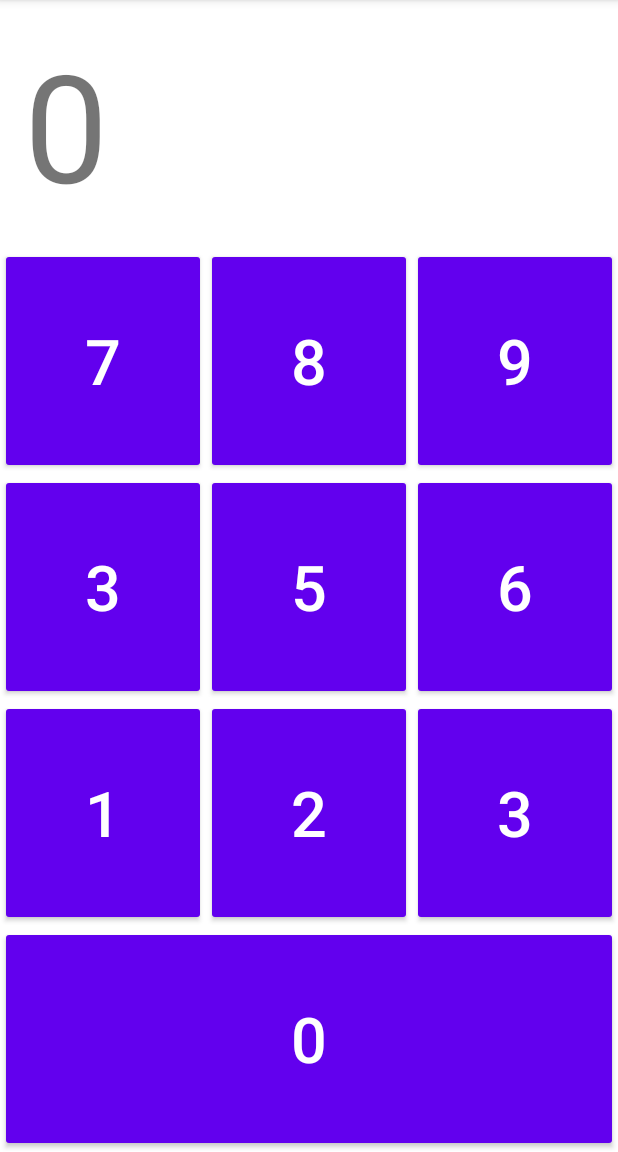
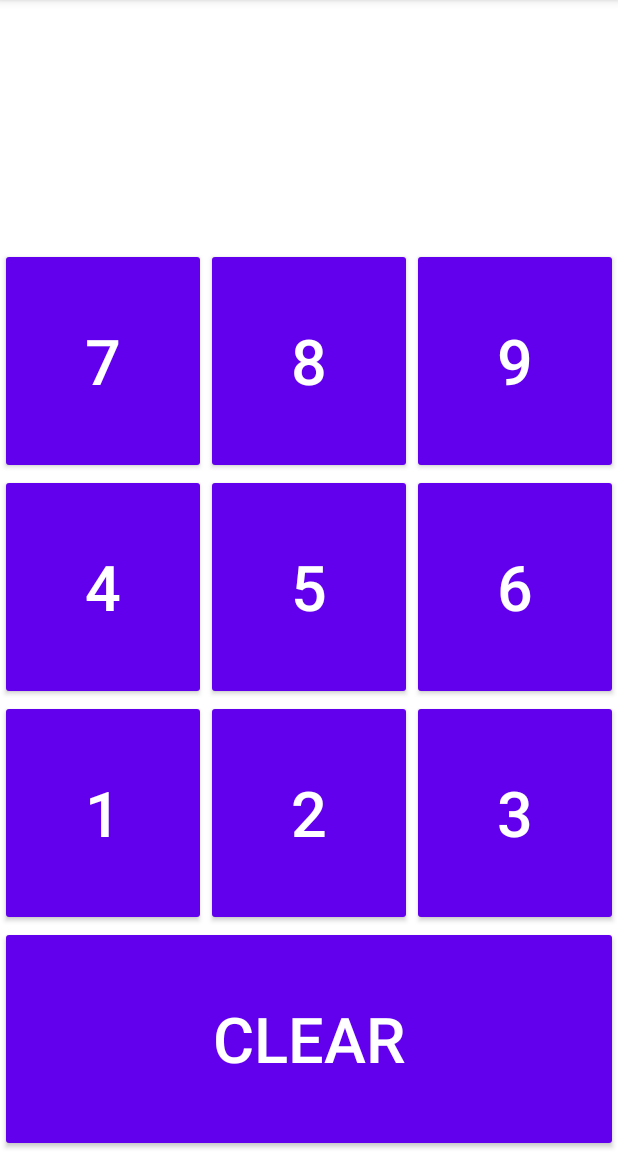
Before and after one commit to aidenlignieres/CP3406-Quicksumapp, an Android app: the screen it shows after launch (MainActivity), on a phone screen of 412 x 824 dp, the part 84-1236 px from its top. Run offline under Robolectric (Android 15) with nearby library versions, the phone set to English and light mode, and no system bars.

Commit message:
Task 3 refined and completed Completed

```diff
--- a/app/src/main/java/com/example/quicksumapp/MainActivity.java
+++ b/app/src/main/java/com/example/quicksumapp/MainActivity.java
@@ -3,10 +3,13 @@ package com.example.quicksumapp;
 import androidx.appcompat.app.AppCompatActivity;
 
 import android.os.Bundle;
+import android.view.View;
 import android.widget.Button;
 import android.widget.TextView;
 
 public class MainActivity extends AppCompatActivity {
+
+    private int sum;
 
     @Override
     protected void onCreate(Bundle savedInstanceState) {
@@ -14,10 +17,15 @@ public class MainActivity extends AppCompatActivity {
         setContentView(R.layout.activity_main);
     }
 
-    public <View> void buttonClicked(View view) {
+    public void buttonClicked(View view) {
         Button button = (Button) view;
-
-        int sum = Integer.parseInt(button.getText().toString());
+        if (button.getText().toString().equals("Clear")) {
+            sum = 0;
+        }
+        else {
+            int number = Integer.parseInt(button.getText().toString());
+            sum += number;
+        }
 
         TextView textView = findViewById(R.id.sum);
         String result = "" + sum;
--- a/app/src/main/res/layout/activity_main.xml
+++ b/app/src/main/res/layout/activity_main.xml
@@ -1,7 +1,6 @@
 <?xml version="1.0" encoding="utf-8"?>
 <androidx.appcompat.widget.LinearLayoutCompat
     xmlns:android="http://schemas.android.com/apk/res/android"
-    xmlns:app="http://schemas.android.com/apk/res-auto"
     xmlns:tools="http://schemas.android.com/tools"
     android:layout_width="match_parent"
     android:layout_height="match_parent"
@@ -13,7 +12,7 @@
         android:layout_width="wrap_content"
         android:layout_height="wrap_content"
         android:layout_margin="16dp"
-        android:text="0"
+        android:text=""
         android:textSize="100sp"/>
 
     <TableLayout
@@ -30,27 +29,30 @@
                 android:layout_height="match_parent"
                 android:layout_width="0dp"
                 android:layout_weight="1"
-                android:text="7"
+                android:text="@string/seven"
                 android:textSize="42sp"
-                android:onClick="buttonClicked"/>
+                android:onClick="buttonClicked"
+                tools:ignore="VisualLintButtonSize" />
 
             <Button
                 style="@style/Widget.AppCompat.Button"
                 android:layout_height="match_parent"
                 android:layout_width="0dp"
                 android:layout_weight="1"
-                android:text="8"
+                android:text="@string/eight"
                 android:textSize="42sp"
-                android:onClick="buttonClicked"/>
+                android:onClick="buttonClicked"
+                tools:ignore="VisualLintButtonSize" />
 
             <Button
                 style="@style/Widget.AppCompat.Button"
                 android:layout_height="match_parent"
                 android:layout_width="0dp"
                 android:layout_weight="1"
-                android:text="9"
+                android:text="@string/nine"
                 android:textSize="42sp"
-                android:onClick="buttonClicked"/>
+                android:onClick="buttonClicked"
+                tools:ignore="VisualLintButtonSize" />
 
         </TableRow>
 
@@ -64,27 +66,30 @@
                 android:layout_height="match_parent"
                 android:layout_width="0dp"
                 android:layout_weight="1"
-                android:text="3"
+                android:text="@string/four"
                 android:textSize="42sp"
-                android:onClick="buttonClicked"/>
+                android:onClick="buttonClicked"
+                tools:ignore="VisualLintButtonSize" />
 
             <Button
                 style="@style/Widget.AppCompat.Button"
                 android:layout_height="match_parent"
                 android:layout_width="0dp"
                 android:layout_weight="1"
-                android:text="5"
+                android:text="@string/five"
                 android:textSize="42sp"
-                android:onClick="buttonClicked"/>
+                android:onClick="buttonClicked"
+                tools:ignore="VisualLintButtonSize" />
 
             <Button
                 style="@style/Widget.AppCompat.Button"
                 android:layout_height="match_parent"
                 android:layout_width="0dp"
                 android:layout_weight="1"
-                android:text="6"
+                android:text="@string/six"
                 android:textSize="42sp"
-                android:onClick="buttonClicked"/>
+                android:onClick="buttonClicked"
+                tools:ignore="VisualLintButtonSize" />
 
         </TableRow>
 
@@ -98,27 +103,30 @@
                 android:layout_height="match_parent"
                 android:layout_width="0dp"
                 android:layout_weight="1"
-                android:text="1"
+                android:text="@string/one"
                 android:textSize="42sp"
-                android:onClick="buttonClicked"/>
+                android:onClick="buttonClicked"
+                tools:ignore="VisualLintButtonSize" />
 
             <Button
                 style="@style/Widget.AppCompat.Button"
                 android:layout_height="match_parent"
                 android:layout_width="0dp"
                 android:layout_weight="1"
-                android:text="2"
+                android:text="@string/two"
                 android:textSize="42sp"
-                android:onClick="buttonClicked"/>
+                android:onClick="buttonClicked"
+                tools:ignore="VisualLintButtonSize" />
 
             <Button
                 style="@style/Widget.AppCompat.Button"
                 android:layout_height="match_parent"
                 android:layout_width="0dp"
                 android:layout_weight="1"
-                android:text="3"
+                android:text="@string/three"
                 android:textSize="42sp"
-                android:onClick="buttonClicked"/>
+                android:onClick="buttonClicked"
+                tools:ignore="VisualLintButtonSize" />
 
         </TableRow>
 
@@ -129,13 +137,15 @@
 
             <Button
                 style="@style/Widget.AppCompat.Button"
+                android:layout_width="0dp"
                 android:layout_height="match_parent"
-                android:layout_width="0dp"
                 android:layout_weight="1"
-                android:text="0"
+                android:clickable="true"
+                android:onClick="buttonClicked"
+                android:text="@string/clear"
                 android:textSize="42sp"
-                android:clickable="true"
-                android:onClick="buttonClicked"/>
+                tools:ignore="VisualLintButtonSize,DuplicateSpeakableTextCheck"
+                android:focusable="true" />
 
         </TableRow>
 
--- a/app/src/main/res/values/strings.xml
+++ b/app/src/main/res/values/strings.xml
@@ -1,3 +1,14 @@
 <resources>
     <string name="app_name">Quicksum App</string>
+    <string name="one">1</string>
+    <string name="two">2</string>
+    <string name="three">3</string>
+    <string name="four">4</string>
+    <string name="five">5</string>
+    <string name="six">6</string>
+    <string name="seven">7</string>
+    <string name="eight">8</string>
+    <string name="nine">9</string>
+    <string name="zero">0</string>
+    <string name="clear">Clear</string>
 </resources>
```
